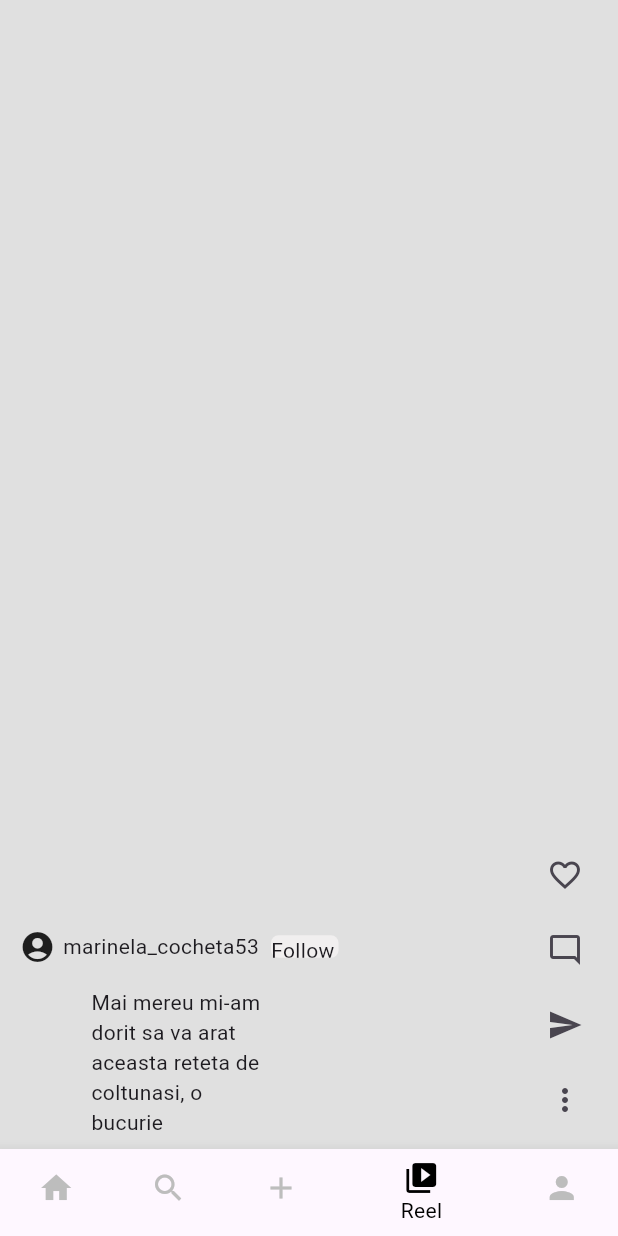
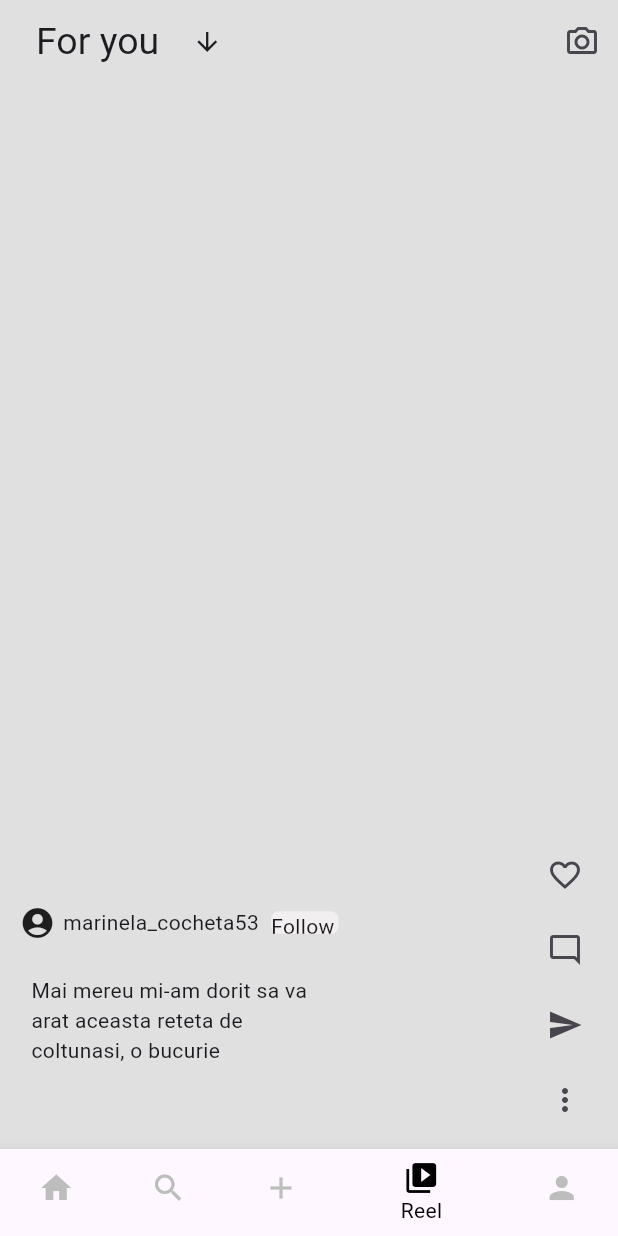
Before and after one commit to Buhana149/Instagram-UI-App, a Flutter app: the screen it shows after launch, item 4 of the bottom bar chosen, on a phone screen of 412 x 824 dp. Run offline on Flutter 3.47's test engine with Material 3 defaults, Android fonts, the phone set to English and light mode, and no system bars.

Commit message:
Added an appbar and modified the description of the reel

```diff
--- a/lib/pages/reel.dart
+++ b/lib/pages/reel.dart
@@ -6,48 +6,74 @@ class ReelPage extends StatelessWidget {
 
   @override
   Widget build(BuildContext context) {
-    return Center(
+    return Scaffold(
+      appBar: AppBar(
+        backgroundColor: Colors.grey[300],
+        title: Padding(
+          padding: const EdgeInsets.all(8.0),
+          child: Row(children: [
+            Text('For you', style: TextStyle(fontSize: 25)),
+            Padding(
+              padding: const EdgeInsets.all(8.0),
+              child: IconButton(
+                onPressed: () {},
+                icon: Icon(Icons.arrow_downward_sharp,
+                size: 20,)
+              ),
+            )
+          ]),
+        ),
+        actions: [
+          IconButton(onPressed: () {}, icon: Icon(Icons.camera_alt_outlined))
+        ],
+      ),
+      body: Center(
         child: Container(
           color: Colors.grey[300],
           width: 700.0,
           height: 800.0,
-        child:  Row(
+          child: Row(
             children: [
               Padding(
-              padding:  EdgeInsets.all(8.0),
+                padding: EdgeInsets.all(8.0),
                 child: Column(
                   mainAxisAlignment: MainAxisAlignment.end,
                   children: [
                     Row(
                       mainAxisSize: MainAxisSize.min,
                       children: [
-                      Padding(
+                        const Padding(
                           padding: EdgeInsets.all(5.0),
                           child: Icon(Icons.account_circle),
                         ),
-                      Text('marinela_cocheta53'),
+                        const Text('marinela_cocheta53'),
                         Padding(
-                        padding: EdgeInsets.all(8.0),
+                          padding: const EdgeInsets.all(8.0),
                           child: GestureDetector(
                             onTap: () {},
                             child: Container(
-                            decoration: BoxDecoration(color: Color.fromARGB(255, 241, 239, 239), borderRadius: BorderRadius.circular(5)),
+                              decoration: BoxDecoration(
+                                  color: Color.fromARGB(255, 241, 239, 239),
+                                  borderRadius: BorderRadius.circular(5)),
                               height: 15,
                               width: 45,
-                            child: Text('Follow'),
+                              child: const Text('Follow'),
                             ),
                           ),
                         )
                       ],
                     ),
-                  SizedBox(
+                    const SizedBox(
                       height: 10,
                     ),
-                  SizedBox(
-                    width: 120,
+                    const Padding(
+                      padding: const EdgeInsets.all(8.0),
+                      child: SizedBox(
+                        width: 200,
                         height: 100,
                         child: Text(
                             'Mai mereu mi-am dorit sa va arat aceasta reteta de coltunasi, o bucurie '),
+                      ),
                     )
                   ],
                 ),
@@ -63,26 +89,27 @@ class ReelPage extends StatelessWidget {
                     SizedBox(
                         width: 50,
                         height: 50,
-                      child:
-                      IconButton(
+                        child: IconButton(
                           icon: const Icon(Icons.favorite_border),
                           onPressed: () {},
                         )),
                     SizedBox(
                         width: 50,
                         height: 50,
-                      child:
-                      IconButton(
+                        child: IconButton(
                           icon: const Icon(Icons.mode_comment_outlined),
                           onPressed: () {},
                         )),
                     SizedBox(
-                      width: 50, height: 50,
+                        width: 50,
+                        height: 50,
                         child: IconButton(
                           icon: const Icon(Icons.send_sharp),
                           onPressed: () {},
                         )),
-                  SizedBox(width: 50, height: 50,
+                    SizedBox(
+                        width: 50,
+                        height: 50,
                         child: IconButton(
                           icon: const Icon(Icons.more_vert),
                           onPressed: () {},
@@ -93,6 +120,7 @@ class ReelPage extends StatelessWidget {
             ],
           ),
         ),
+      ),
     );
   }
 }
```
Lines whose indentation alone changed are shown as unchanged.
